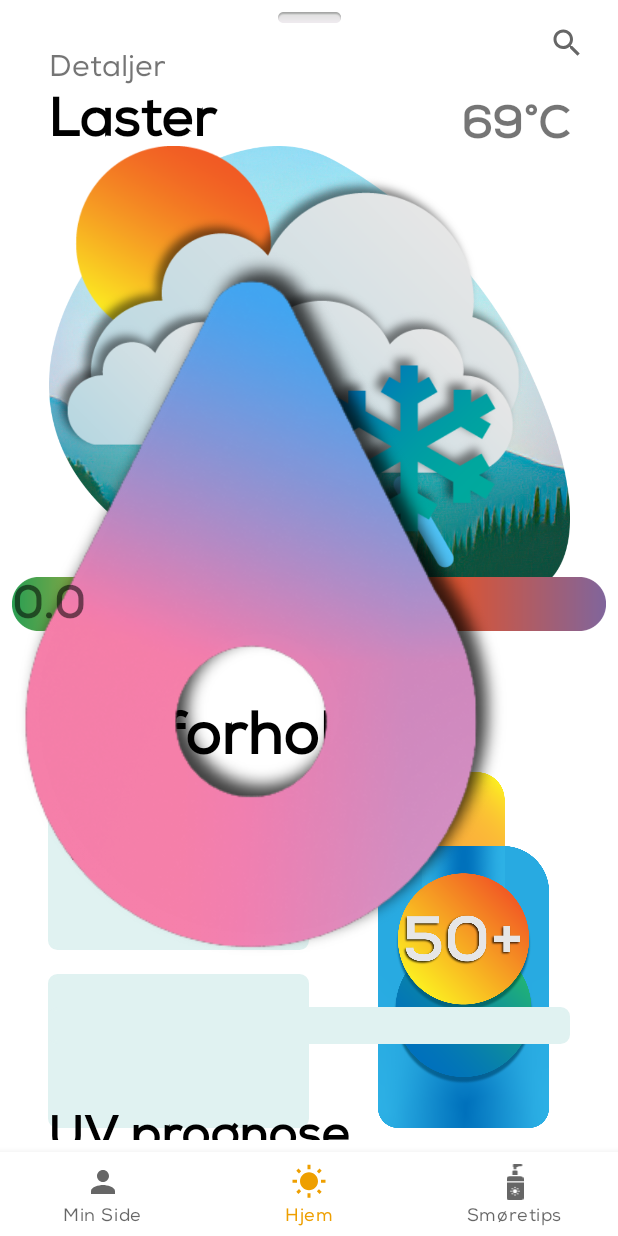
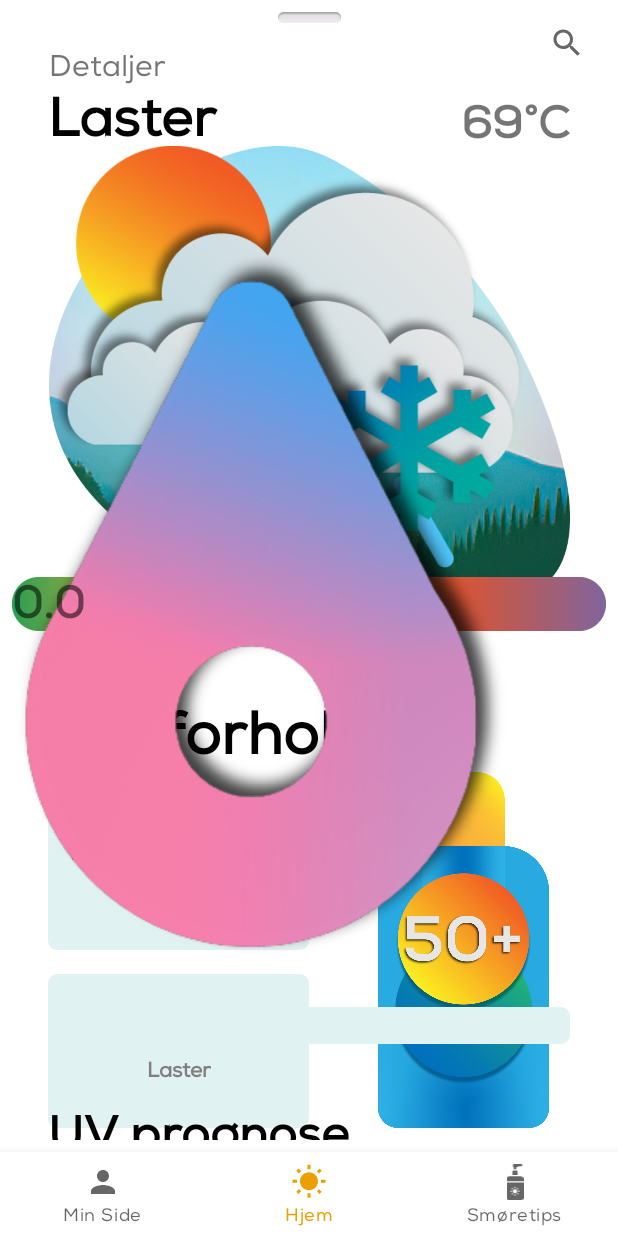
Before and after one commit to lx358hcl/solbrentapp, an Android app: the screen it shows after launch (MainActivity), on a phone screen of 412 x 824 dp. Run offline under Robolectric (Android 15) with nearby library versions, the phone set to English and light mode, and no system bars; our stand-ins replace navigation-ui; libraries missing offline, so code that uses them is left out: androidx.percentlayout.widget, com.github.kittinunf.fuel, com.tbuonomo.viewpagerdotsindicator; plain views replace DotsIndicator, PercentRelativeLayout, SlidingUpPanelLayout; 1 statement that could not run was skipped.

Commit message:
Mer loading tekst

```diff
--- a/app/src/main/res/layout/fragment_home.xml
+++ b/app/src/main/res/layout/fragment_home.xml
@@ -185,7 +185,7 @@
                     android:layout_height="wrap_content"
                     android:layout_marginTop="8dp"
                     android:layout_marginBottom="8dp"
-                    android:text="@string/placeholder"
+                    android:text="@string/laster"
                     android:textColor="@color/grey"
                     android:textStyle="bold"
                     app:layout_constraintBottom_toBottomOf="parent"
@@ -234,7 +234,7 @@
                     android:layout_height="wrap_content"
                     android:layout_marginTop="8dp"
                     android:layout_marginBottom="8dp"
-                    android:text="@string/placeholder"
+                    android:text="@string/laster"
                     android:textColor="@color/grey"
                     android:textStyle="bold"
                     app:layout_constraintBottom_toBottomOf="parent"
```
